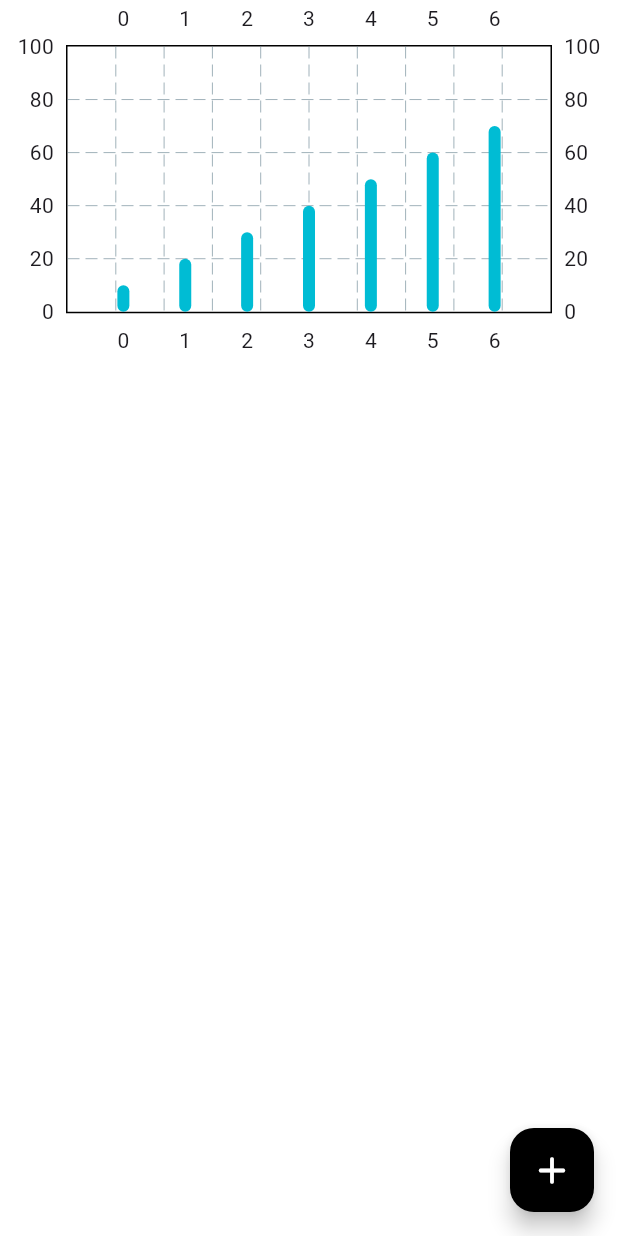
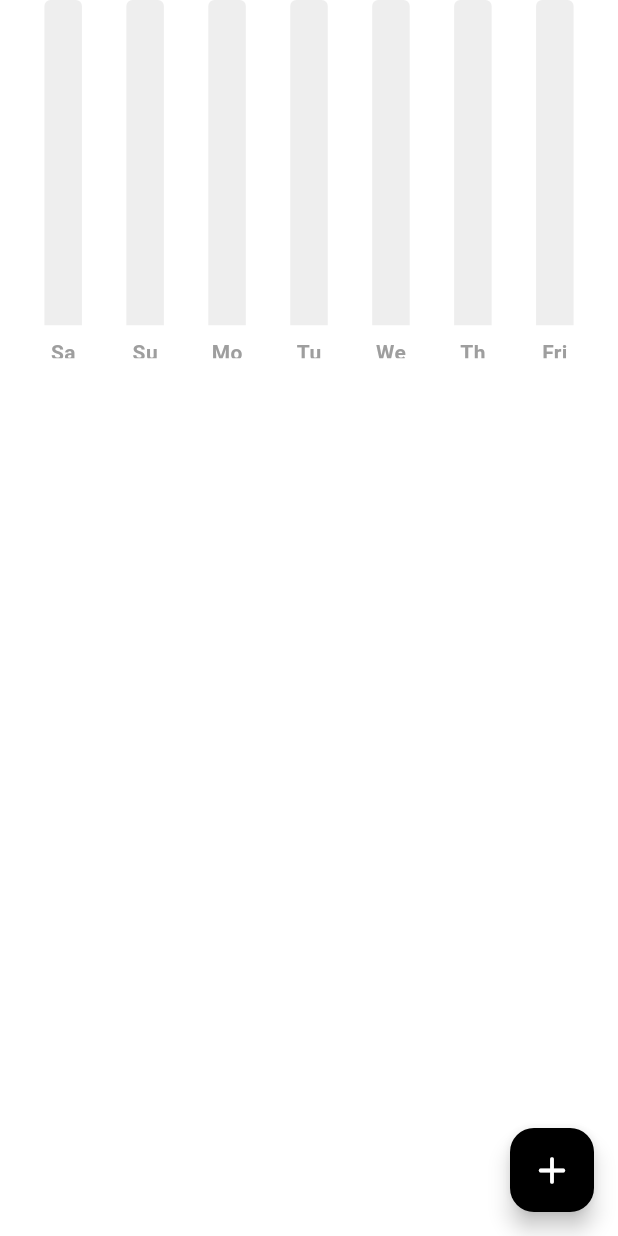
Before and after one commit to yousefsobhy12/Expense-Tracker, a Flutter app: the screen it shows after launch, on a phone screen of 412 x 824 dp. Run offline on Flutter 3.47's test engine with Material 3 defaults, Android fonts, the phone set to English and light mode, and no system bars; drawn by our look-alikes of fl_chart; our stand-ins replace flutter_screenutil.

Commit message:
feat: update chart shape and display expenses data on the chart

```diff
--- a/lib/bar_graph/my_bar_graph.dart
+++ b/lib/bar_graph/my_bar_graph.dart
@@ -40,15 +40,78 @@ class MyBarGraph extends StatelessWidget {
       BarChartData(
         maxY: maxY,
         minY: 0,
+        gridData: FlGridData(show: false),
+        borderData: FlBorderData(show: false),
+        titlesData: FlTitlesData(
+          rightTitles: AxisTitles(sideTitles: SideTitles(showTitles: false)),
+          leftTitles: AxisTitles(sideTitles: SideTitles(showTitles: false)),
+          topTitles: AxisTitles(sideTitles: SideTitles(showTitles: false)),
+          bottomTitles: AxisTitles(
+            sideTitles: SideTitles(
+              showTitles: true,
+              getTitlesWidget: getBottomTitles,
+            ),
+          ),
+        ),
         barGroups: myBarData.dataBar
             .map(
               (data) => BarChartGroupData(
                 x: data.x,
-                barRods: [BarChartRodData(toY: data.y)],
+                barRods: [
+                  BarChartRodData(
+                    toY: data.y,
+                    color: Colors.grey[800],
+                    width: 25,
+                    borderRadius: BorderRadius.only(
+                      topLeft: Radius.circular(4),
+                      topRight: Radius.circular(4),
+                    ),
+                    backDrawRodData: BackgroundBarChartRodData(
+                      show: true,
+                      toY: maxY,
+                      color: Colors.grey[200],
+                    ),
+                  ),
+                ],
               ),
             )
             .toList(),
       ),
     );
   }
+
+  Widget getBottomTitles(double value, TitleMeta meta) {
+    final style = TextStyle(
+      color: Colors.grey,
+      fontSize: 14,
+      fontWeight: FontWeight.bold,
+    );
+    Widget text;
+    switch (value) {
+      case 0:
+        text = Text('Sa', style: style);
+        break;
+      case 1:
+        text = Text('Su', style: style);
+        break;
+      case 2:
+        text = Text('Mo', style: style);
+        break;
+      case 3:
+        text = Text('Tu', style: style);
+        break;
+      case 4:
+        text = Text('We', style: style);
+        break;
+      case 5:
+        text = Text('Th', style: style);
+        break;
+      case 6:
+        text = Text('Fri', style: style);
+        break;
+      default:
+        text = Text('', style: style);
+    }
+    return SideTitleWidget(meta: meta, child: text);
+  }
 }
--- a/lib/views/home_view.dart
+++ b/lib/views/home_view.dart
@@ -5,6 +5,7 @@ import 'package:expense_tracker/widgets/custom_text_form_field.dart';
 import 'package:expense_tracker/widgets/expense_list_tile.dart';
 import 'package:expense_tracker/widgets/my_expense_summary.dart';
 import 'package:flutter/material.dart';
+import 'package:flutter_screenutil/flutter_screenutil.dart';
 import 'package:provider/provider.dart';
 
 class HomeView extends StatefulWidget {
@@ -37,6 +38,7 @@ class _HomeViewState extends State<HomeView> {
             CustomTextFormField(
               hint: 'Enter the amount',
               controller: expenseAmountController,
+              isNumeric: true,
             ),
             SizedBox(height: 12),
             Row(
@@ -64,6 +66,23 @@ class _HomeViewState extends State<HomeView> {
   }
 
   void save() {
+    if (expenseNameController.text.isEmpty ||
+        expenseAmountController.text.isEmpty) {
+      return;
+    }
+
+    try {
+      double.parse(expenseAmountController.text);
+    } catch (e) {
+      ScaffoldMessenger.of(context).showSnackBar(
+        SnackBar(
+          content: Text('Please enter a valid number for amount'),
+          backgroundColor: Colors.red,
+        ),
+      );
+      return;
+    }
+
     ExpenseModel newExpense = ExpenseModel(
       name: expenseNameController.text,
       amount: expenseAmountController.text,
@@ -87,7 +106,8 @@ class _HomeViewState extends State<HomeView> {
           backgroundColor: Colors.white,
           body: ListView(
             children: [
-              MyExpenseSummary(startOfWeek: value.startOfWeekDate(),),
+              MyExpenseSummary(startOfWeek: value.startOfWeekDate()),
+              SizedBox(height: 20.h),
               ListView.builder(
                 shrinkWrap: true,
                 physics: NeverScrollableScrollPhysics(),
--- a/lib/widgets/my_expense_summary.dart
+++ b/lib/widgets/my_expense_summary.dart
@@ -1,4 +1,5 @@
 import 'package:expense_tracker/bar_graph/my_bar_graph.dart';
+import 'package:expense_tracker/data/date_time_helper.dart';
 import 'package:expense_tracker/data/expense_data.dart';
 import 'package:flutter/material.dart';
 import 'package:flutter_screenutil/flutter_screenutil.dart';
@@ -9,18 +10,39 @@ class MyExpenseSummary extends StatelessWidget {
   final DateTime startOfWeek;
   @override
   Widget build(BuildContext context) {
+    String saturday = DateTimeHelper().convertDateTimeToString(
+      startOfWeek.add(Duration(days: 0)),
+    );
+    String sunday = DateTimeHelper().convertDateTimeToString(
+      startOfWeek.add(Duration(days: 1)),
+    );
+    String monday = DateTimeHelper().convertDateTimeToString(
+      startOfWeek.add(Duration(days: 2)),
+    );
+    String tuesday = DateTimeHelper().convertDateTimeToString(
+      startOfWeek.add(Duration(days: 3)),
+    );
+    String wednesday = DateTimeHelper().convertDateTimeToString(
+      startOfWeek.add(Duration(days: 4)),
+    );
+    String thursday = DateTimeHelper().convertDateTimeToString(
+      startOfWeek.add(Duration(days: 5)),
+    );
+    String friday = DateTimeHelper().convertDateTimeToString(
+      startOfWeek.add(Duration(days: 6)),
+    );
     return Consumer<ExpenseData>(
       builder: (context, value, child) {
         return SizedBox(
           height: 200.h,
           child: MyBarGraph(
-            satAmount: 10,
-            sunAmount: 20,
-            monAmount: 30,
-            tueAmount: 40,
-            wedAmount: 50,
-            thurAmount: 60,
-            friAmount: 70,
+            satAmount: value.calculateDailyExpenseSummary()[saturday] ?? 0,
+            sunAmount: value.calculateDailyExpenseSummary()[sunday] ?? 0,
+            monAmount: value.calculateDailyExpenseSummary()[monday] ?? 0,
+            tueAmount: value.calculateDailyExpenseSummary()[tuesday] ?? 0,
+            wedAmount: value.calculateDailyExpenseSummary()[wednesday] ?? 0,
+            thurAmount: value.calculateDailyExpenseSummary()[thursday] ?? 0,
+            friAmount: value.calculateDailyExpenseSummary()[friday] ?? 0,
             maxY: 100,
           ),
         );
--- a/pubspec.yaml
+++ b/pubspec.yaml
@@ -37,6 +37,8 @@ dependencies:
   flutter_screenutil: ^5.9.3
   provider: ^6.1.5+1
   fl_chart: ^1.1.1
+  hive: ^2.2.3
+  hive_flutter: ^1.1.0
 
 dev_dependencies:
   flutter_test:
```
Also changed, not shown: pubspec.lock, 1 other file.
